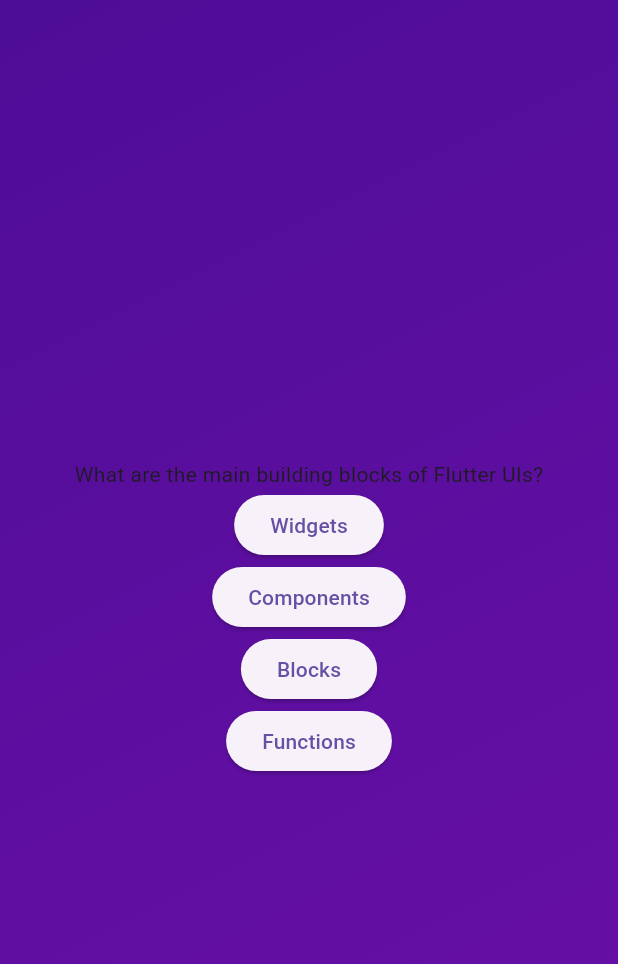
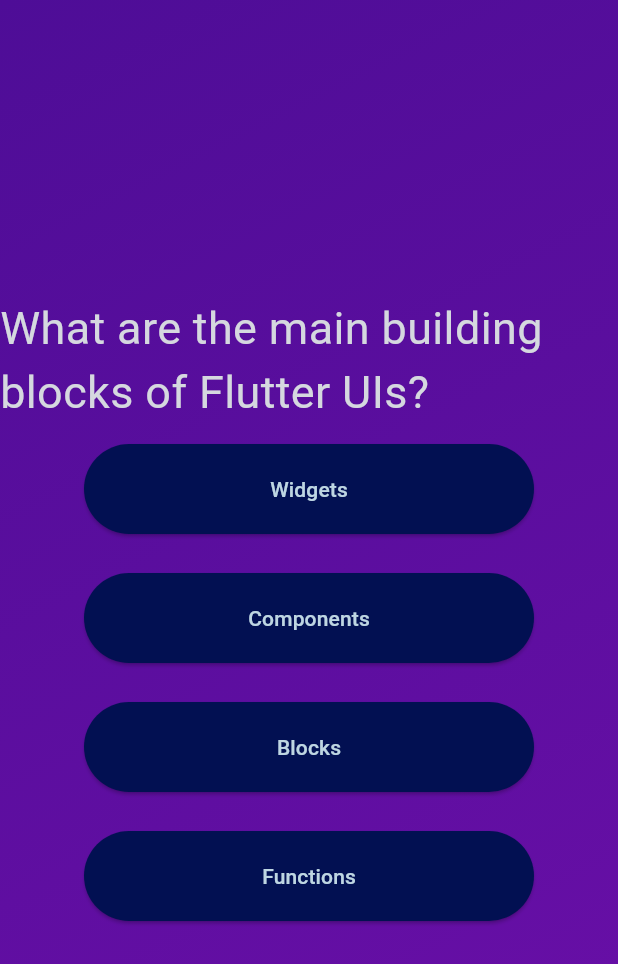
Before and after one commit to ebrahimmorkas/quiz_app_flutter, a Flutter app: the screen it shows after launch, after a tap on "Start Quiz", on a phone screen of 412 x 824 dp. Shown: the top 964 px of the screen. Run offline on Flutter 3.47's test engine with Material 3 defaults, Android fonts, the phone set to English and light mode, and no system bars.

Commit message:
Designing of the questions_screen.dart is being completed

```diff
--- a/lib/answer_button.dart
+++ b/lib/answer_button.dart
@@ -8,6 +8,20 @@ class AnswerButton extends StatelessWidget {
 
   @override
   Widget build(BuildContext context) {
-    return ElevatedButton(onPressed: clicked, child: Text(label));
+    return Container(
+      margin: EdgeInsets.symmetric(vertical: 13),
+      child: SizedBox(
+        width: 300,
+        child: ElevatedButton(
+          onPressed: clicked,
+          style: ElevatedButton.styleFrom(
+              backgroundColor: Color.fromARGB(255, 2, 16, 82),
+              foregroundColor: Color.fromARGB(226, 214, 239, 245),
+              padding: EdgeInsets.only(
+                  left: 30, top: 20.0, right: 30, bottom: 20.0)),
+          child: Text(label),
+        ),
+      ),
+    );
   }
 }
--- a/lib/questions_screen.dart
+++ b/lib/questions_screen.dart
@@ -33,7 +33,13 @@ class _QuestionsScreenState extends State<QuestionsScreen> {
       child: Column(
         mainAxisAlignment: MainAxisAlignment.center,
         children: [
-          Text(currentQuestion.question),
+          Text(
+            currentQuestion.question,
+            style: TextStyle(
+              color: Color.fromARGB(255, 213, 216, 223),
+              fontSize: 30,
+            ),
+          ),
           ...currentQuestion.answers.map((answer) {
             return AnswerButton(label: answer, clicked: click);
           })
```
